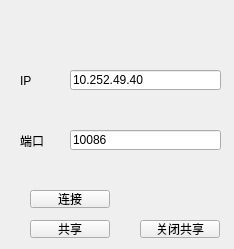
Qt form widget.ui (Mushiyuqi/RemoteControl) before a commit.
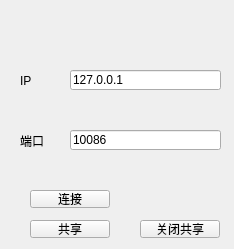
The same form after that commit.

Commit message: 初始化ffmpeg分支

```diff
--- a/widget.ui
+++ b/widget.ui
@@ -75,7 +75,7 @@
     </rect>
    </property>
    <property name="text">
-    <string>10.252.49.40</string>
+    <string>127.0.0.1</string>
    </property>
   </widget>
   <widget class="QLineEdit" name="portEdit">
```
The commit also changes 1 other file.
